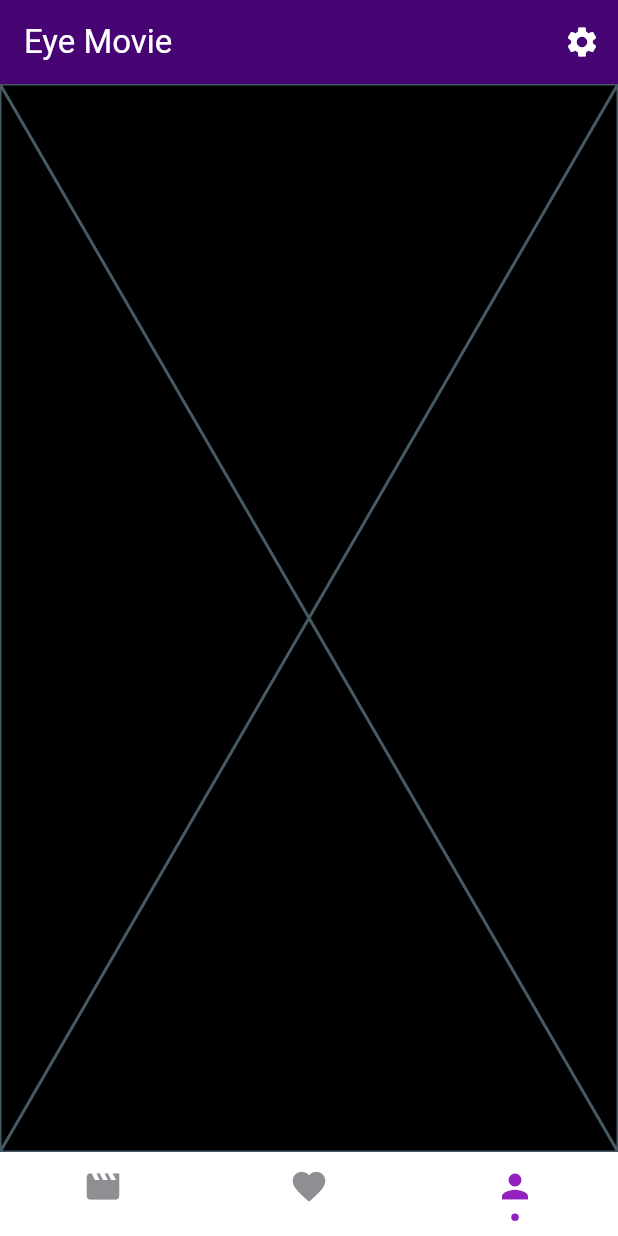
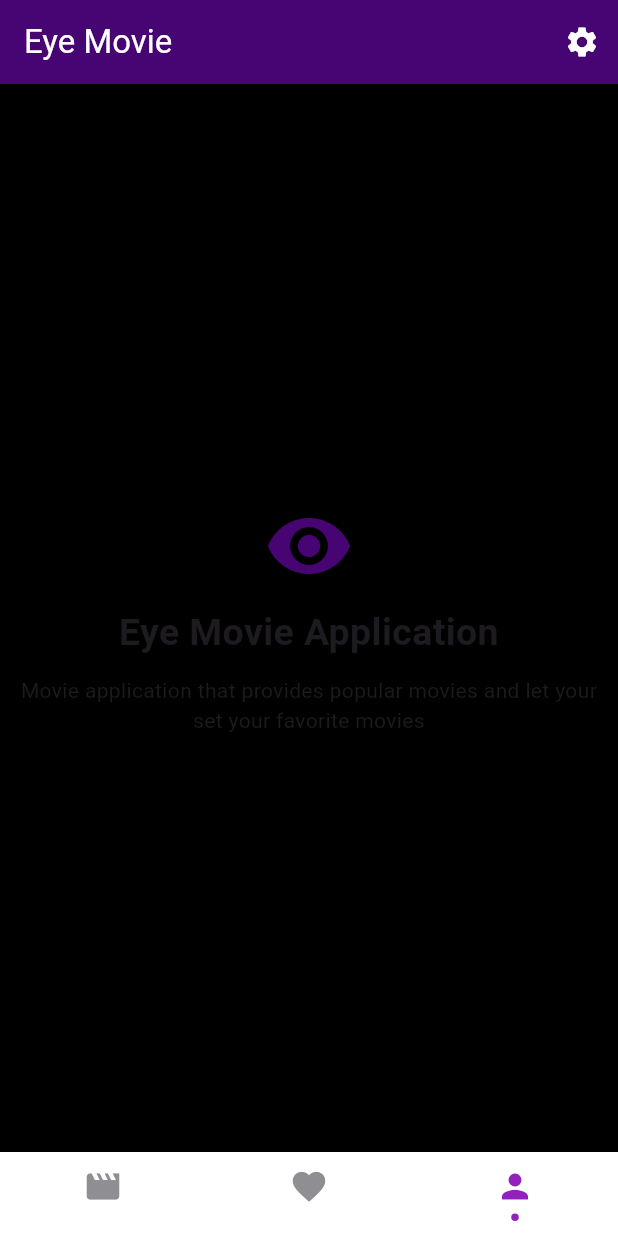
Before and after one commit to MuhamadHaydar/movie_app, a Flutter app: the screen it shows after launch, item 3 of the bottom bar chosen, on a phone screen of 412 x 824 dp. Run offline on Flutter 3.47's test engine with Material 2 defaults, Android fonts, the phone set to English and light mode, and no system bars; drawn by our look-alikes of persistent_bottom_nav_bar; our stand-ins replace bloc, equatable, flutter_bloc; network calls fail.

Commit message:
Update about_screen.dart.

```diff
--- a/lib/screen/about_screen/about_screen.dart
+++ b/lib/screen/about_screen/about_screen.dart
@@ -1,10 +1,39 @@
 import 'package:flutter/material.dart';
+import 'package:movie_app/constants/color_constants.dart';
 
 class AboutScreen extends StatelessWidget {
   const AboutScreen({super.key});
 
   @override
   Widget build(BuildContext context) {
-    return const Placeholder();
+    return Container(
+      padding: EdgeInsets.all(10),
+      child: Column(
+        mainAxisAlignment: MainAxisAlignment.center,
+        crossAxisAlignment: CrossAxisAlignment.stretch,
+        children: [
+          Icon(
+            Icons.remove_red_eye,
+            size: 60,
+            color: ColorConstants.darkPurpleColor,
+          ),
+          SizedBox(
+            height: 10,
+          ),
+          Text(
+            'Eye Movie Application',
+            textAlign: TextAlign.center,
+            style: TextStyle(fontSize: 25, fontWeight: FontWeight.bold),
+          ),
+          SizedBox(
+            height: 10,
+          ),
+          Text(
+            'Movie application that provides popular movies and let your set your favorite movies',
+            textAlign: TextAlign.center,
+          )
+        ],
+      ),
+    );
   }
 }
```
